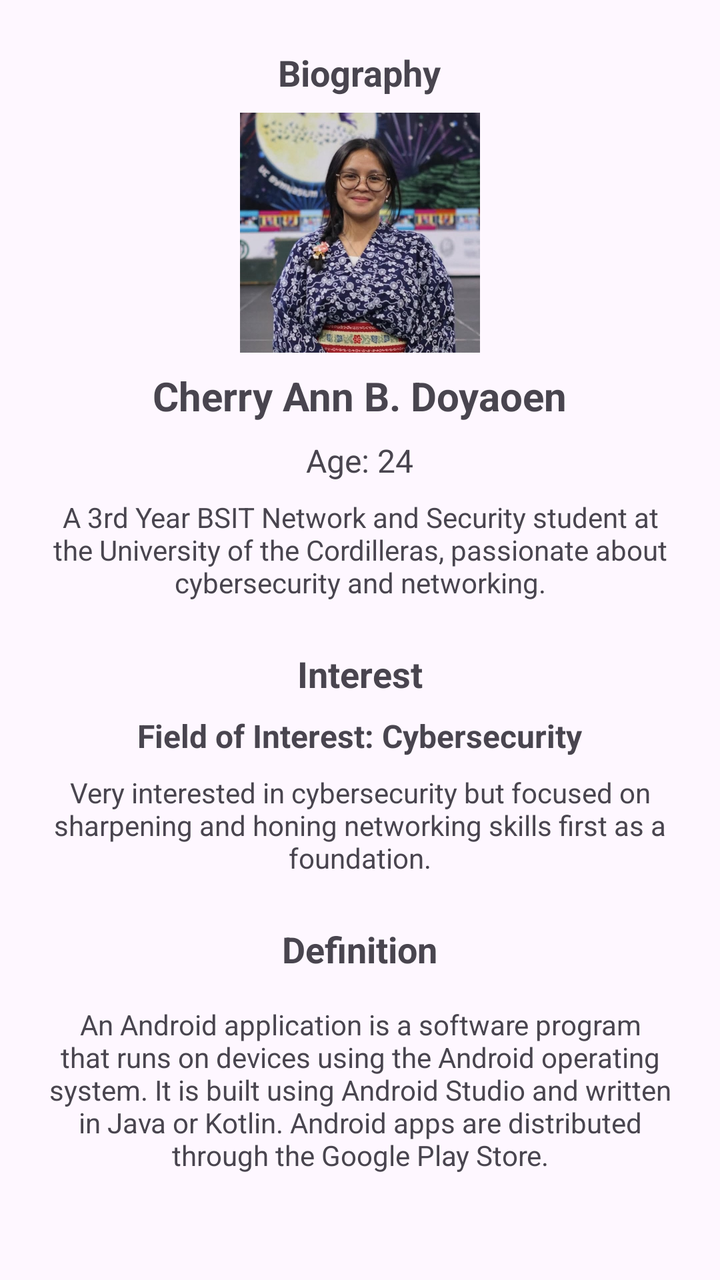
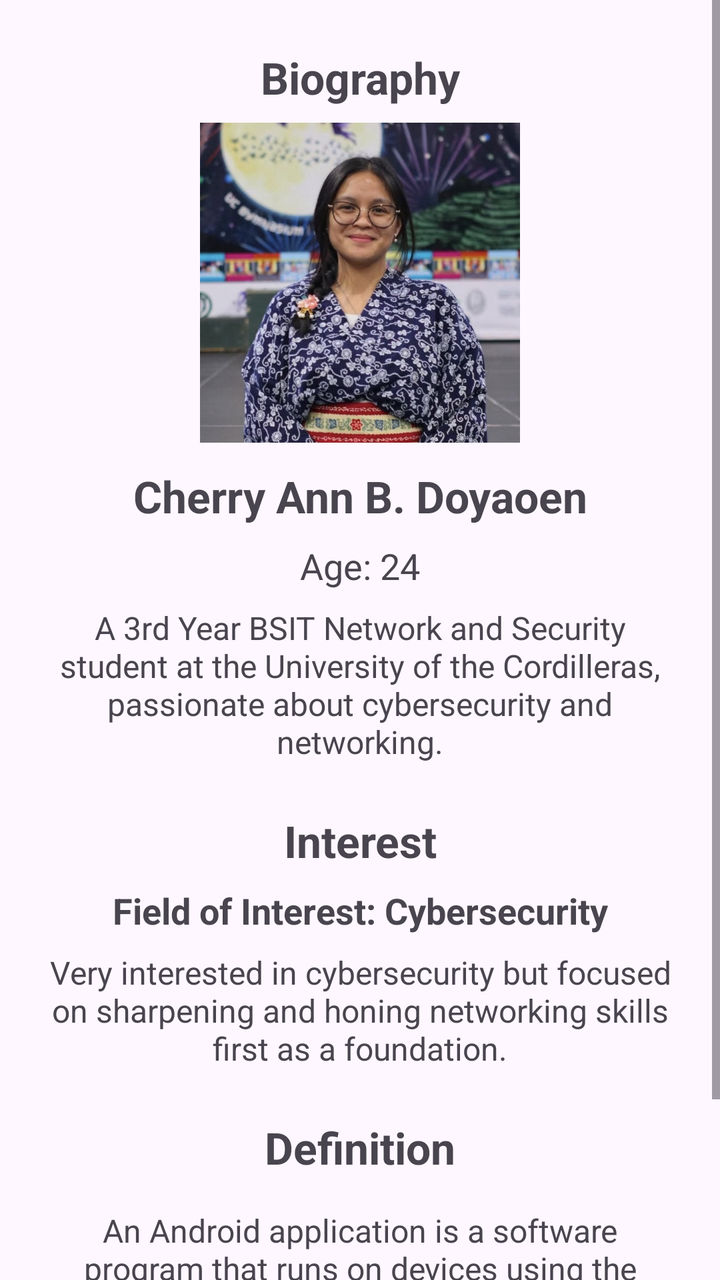

An Android layout rendered at two revisions. The XML below is the earlier revision; the diff shows what the commit changed to produce the second picture.
<!-- AndroidManifest.xml: application theme Theme.AndroidStudioActivity -->
<!-- res/layout/member_cherry.xml -->
<?xml version="1.0" encoding="utf-8"?>
<ScrollView xmlns:android="http://schemas.android.com/apk/res/android"
    android:layout_width="match_parent"
    android:layout_height="match_parent">

    <LinearLayout
        android:layout_width="match_parent"
        android:layout_height="wrap_content"
        android:orientation="vertical"
        android:gravity="center"
        android:padding="24dp">

        <TextView
            android:layout_width="wrap_content"
            android:layout_height="wrap_content"
            android:text="Biography"
            android:textSize="18sp"
            android:textStyle="bold"
            android:layout_marginBottom="8dp"/>

        <ImageView
            android:layout_width="120dp"
            android:layout_height="120dp"
            android:src="@drawable/profile_cherry"
            android:layout_marginBottom="8dp"
            android:contentDescription="Profile Picture"/>

        <TextView
            android:layout_width="wrap_content"
            android:layout_height="wrap_content"
            android:text="Cherry Ann B. Doyaoen"
            android:textSize="20sp"
            android:textStyle="bold"/>

        <TextView
            android:layout_width="wrap_content"
            android:layout_height="wrap_content"
            android:text="Age: 24"
            android:textSize="16sp"
            android:layout_marginTop="8dp"/>

        <TextView
            android:layout_width="wrap_content"
            android:layout_height="wrap_content"
            android:text="A 3rd Year BSIT Network and Security student at the University of the Cordilleras, passionate about cybersecurity and networking."
            android:textSize="14sp"
            android:gravity="center"
            android:layout_marginTop="8dp"/>

        <TextView
            android:layout_width="wrap_content"
            android:layout_height="wrap_content"
            android:text="Interest"
            android:textSize="18sp"
            android:textStyle="bold"
            android:layout_marginTop="24dp"
            android:layout_marginBottom="8dp"/>

        <TextView
            android:layout_width="wrap_content"
            android:layout_height="wrap_content"
            android:text="Field of Interest: Cybersecurity"
            android:textSize="16sp"
            android:textStyle="bold"/>

        <TextView
            android:layout_width="wrap_content"
            android:layout_height="wrap_content"
            android:text="Very interested in cybersecurity but focused on sharpening and honing networking skills first as a foundation."
            android:textSize="14sp"
            android:gravity="center"
            android:layout_marginTop="8dp"/>

        <TextView
            android:layout_width="wrap_content"
            android:layout_height="wrap_content"
            android:text="Definition"
            android:textSize="18sp"
            android:textStyle="bold"
            android:layout_marginTop="24dp"
            android:layout_marginBottom="8dp"/>

        <TextView
            android:layout_width="wrap_content"
            android:layout_height="wrap_content"
            android:text="An Android application is a software program that runs on devices using the Android operating system. It is built using Android Studio and written in Java or Kotlin. Android apps are distributed through the Google Play Store."
            android:textSize="14sp"
            android:gravity="center"
            android:layout_marginTop="8dp"/>

    </LinearLayout>
</ScrollView>
<!-- resources referenced by this layout -->
<resources>
  <!-- drawable profile_cherry: jpeg bitmap (drawable, 146806 bytes) -->
  <style name="Theme.AndroidStudioActivity" parent="Base.Theme.AndroidStudioActivity" />
  <style name="Base.Theme.AndroidStudioActivity" parent="Theme.Material3.DayNight.NoActionBar">
          
          
      </style>
</resources>

<!-- the commit's change to res/layout/member_cherry.xml (unified diff, before → after) -->
@@ -11,80 +11,86 @@
         android:padding="24dp">
 
         <TextView
-            android:layout_width="wrap_content"
+            android:layout_width="match_parent"
             android:layout_height="wrap_content"
             android:text="Biography"
-            android:textSize="18sp"
+            android:textSize="22sp"
             android:textStyle="bold"
+            android:gravity="center"
             android:layout_marginBottom="8dp"/>
 
         <ImageView
-            android:layout_width="120dp"
-            android:layout_height="120dp"
+            android:layout_width="160dp"
+            android:layout_height="160dp"
             android:src="@drawable/profile_cherry"
-            android:layout_marginBottom="8dp"
+            android:layout_marginBottom="12dp"
             android:contentDescription="Profile Picture"/>
 
         <TextView
-            android:layout_width="wrap_content"
+            android:layout_width="match_parent"
             android:layout_height="wrap_content"
             android:text="Cherry Ann B. Doyaoen"
-            android:textSize="20sp"
-            android:textStyle="bold"/>
+            android:textSize="22sp"
+            android:textStyle="bold"
+            android:gravity="center"/>
 
         <TextView
-            android:layout_width="wrap_content"
+            android:layout_width="match_parent"
             android:layout_height="wrap_content"
             android:text="Age: 24"
-            android:textSize="16sp"
-            android:layout_marginTop="8dp"/>
-
-        <TextView
-            android:layout_width="wrap_content"
-            android:layout_height="wrap_content"
-            android:text="A 3rd Year BSIT Network and Security student at the University of the Cordilleras, passionate about cybersecurity and networking."
-            android:textSize="14sp"
+            android:textSize="18sp"
             android:gravity="center"
             android:layout_marginTop="8dp"/>
 
         <TextView
-            android:layout_width="wrap_content"
+            android:layout_width="match_parent"
+            android:layout_height="wrap_content"
+            android:text="A 3rd Year BSIT Network and Security student at the University of the Cordilleras, passionate about cybersecurity and networking."
+            android:textSize="16sp"
+            android:gravity="center"
+            android:layout_marginTop="8dp"/>
+
+        <TextView
+            android:layout_width="match_parent"
             android:layout_height="wrap_content"
             android:text="Interest"
-            android:textSize="18sp"
+            android:textSize="22sp"
             android:textStyle="bold"
+            android:gravity="center"
             android:layout_marginTop="24dp"
             android:layout_marginBottom="8dp"/>
 
         <TextView
-            android:layout_width="wrap_content"
+            android:layout_width="match_parent"
             android:layout_height="wrap_content"
             android:text="Field of Interest: Cybersecurity"
-            android:textSize="16sp"
-            android:textStyle="bold"/>
+            android:textSize="18sp"
+            android:textStyle="bold"
+            android:gravity="center"/>
 
         <TextView
-            android:layout_width="wrap_content"
+            android:layout_width="match_parent"
             android:layout_height="wrap_content"
             android:text="Very interested in cybersecurity but focused on sharpening and honing networking skills first as a foundation."
-            android:textSize="14sp"
+            android:textSize="16sp"
             android:gravity="center"
             android:layout_marginTop="8dp"/>
 
         <TextView
-            android:layout_width="wrap_content"
+            android:layout_width="match_parent"
             android:layout_height="wrap_content"
             android:text="Definition"
-            android:textSize="18sp"
+            android:textSize="22sp"
             android:textStyle="bold"
+            android:gravity="center"
             android:layout_marginTop="24dp"
             android:layout_marginBottom="8dp"/>
 
         <TextView
-            android:layout_width="wrap_content"
+            android:layout_width="match_parent"
             android:layout_height="wrap_content"
             android:text="An Android application is a software program that runs on devices using the Android operating system. It is built using Android Studio and written in Java or Kotlin. Android apps are distributed through the Google Play Store."
-            android:textSize="14sp"
+            android:textSize="16sp"
             android:gravity="center"
             android:layout_marginTop="8dp"/>
 
